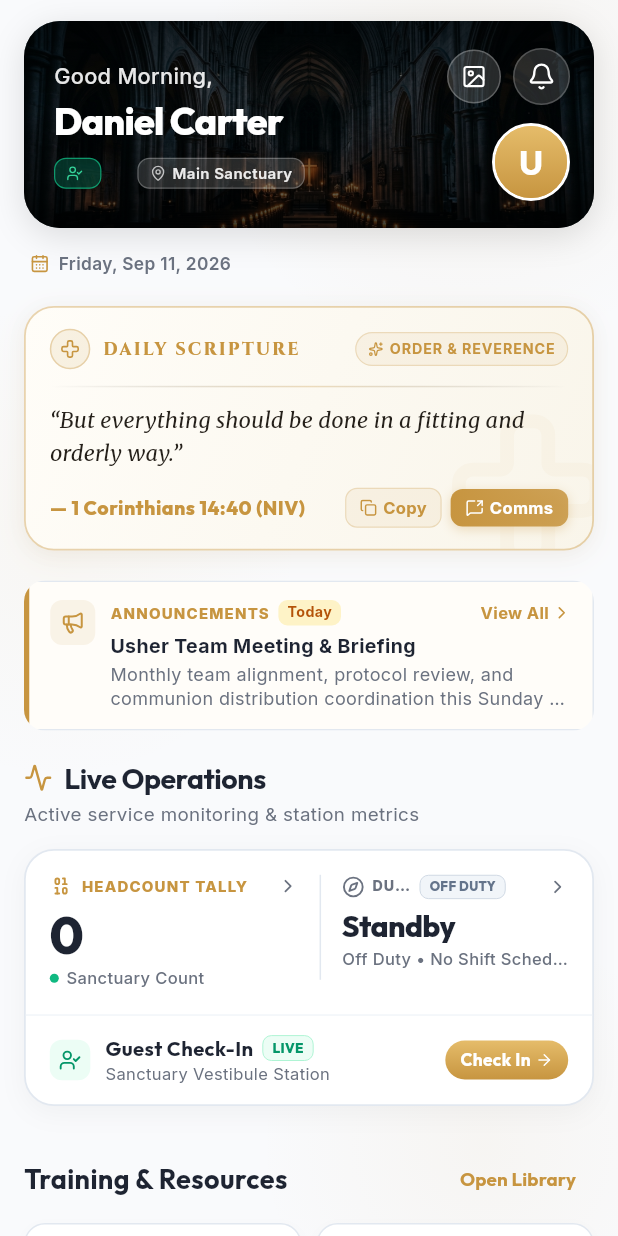
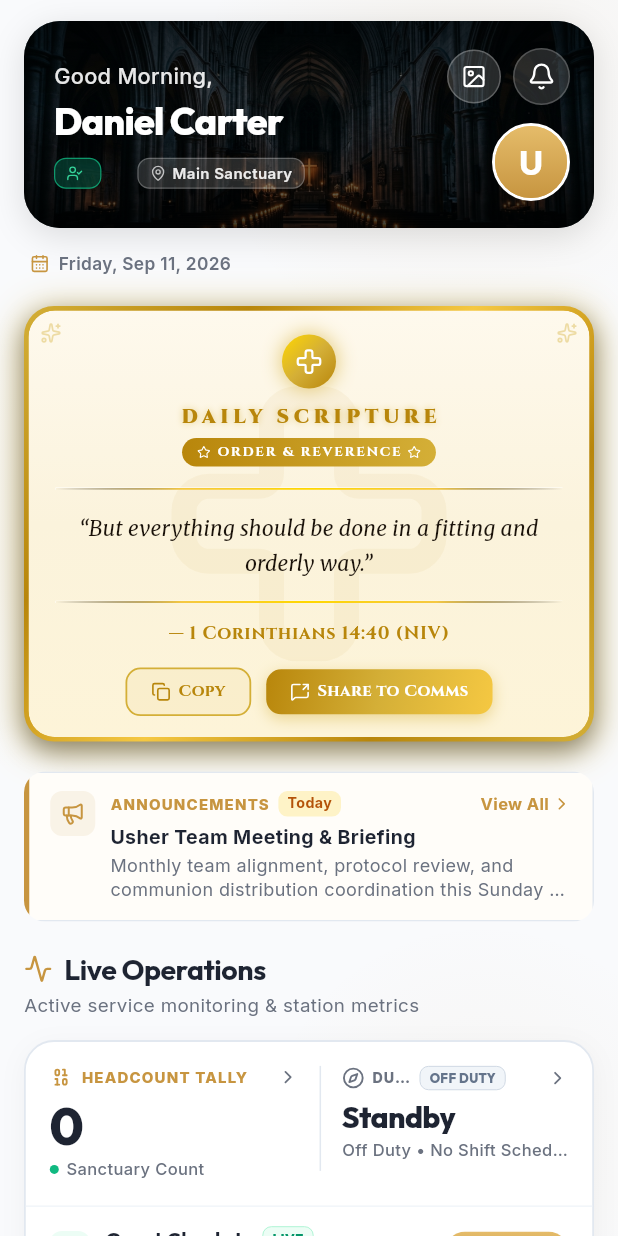
Before and after one commit to rv210/usher_app, a Flutter app: the DashboardView screen opened directly with empty values, on a phone screen of 412 x 824 dp. Run offline on Flutter 3.47's test engine with Material 3 defaults, Android fonts, the phone set to English and light mode, and no system bars; our stand-ins replace cloud_firestore, firebase_auth, firebase_core, firebase_messaging, flutter_dotenv, flutter_local_notifications and 6 more; accounts and stored records are empty.

Commit message:
feat: complete Holy Card daily scripture styling with gold parchment aesthetic and Comms integration

```diff
--- a/lib/views/dashboard_view.dart
+++ b/lib/views/dashboard_view.dart
@@ -15,6 +15,7 @@ import 'attendance_view.dart';
 import 'announcements_view.dart';
 import '../widgets/user_avatar.dart';
 import '../widgets/profile_background_picker.dart';
+import 'comms_view.dart';
 
 class BibleQuote {
   final String reference;
@@ -247,171 +248,253 @@ class _DashboardViewState extends State<DashboardView> {
 
   Widget _buildEditorialScripture(BuildContext context, bool isDark) {
     final quote = usherBibleQuotes[_todayQuoteIndex];
-    final primaryColor = Theme.of(context).primaryColor;
+
+    // Sacred gold palette — independent of app theme
+    const goldDeep    = Color(0xFFB8860B);  // dark goldenrod
+    const goldBright  = Color(0xFFD4AF37);  // classic gold
+    const goldLight   = Color(0xFFFFD700);  // pure gold highlight
+    const goldGlow    = Color(0xFFF5C842);  // warm glow
+    const parchmentDk = Color(0xFF1A1508);  // dark parchment bg
+    const parchmentMd = Color(0xFF231C0A);  // mid dark parchment
+    const parchmentLt = Color(0xFFFBF3DC);  // light parchment
+    const inkDark     = Color(0xFF1A120A);  // dark ink text
 
     return Container(
       margin: const EdgeInsets.symmetric(vertical: 6),
-      decoration: BoxDecoration(
+      // Outer gilded frame
+      decoration: BoxDecoration(
+        borderRadius: BorderRadius.circular(20),
         gradient: LinearGradient(
           begin: Alignment.topLeft,
           end: Alignment.bottomRight,
-          colors: isDark
-              ? [
-                  const Color(0xFF1C1814),
-                  const Color(0xFF12141F),
-                ]
-              : [
-                  const Color(0xFFFFFDF8),
-                  const Color(0xFFF9F5EA),
-                ],
-        ),
-        borderRadius: BorderRadius.circular(20),
-        border: Border.all(
-          color: primaryColor.withValues(alpha: isDark ? 0.35 : 0.40),
-          width: 1.2,
+          colors: [goldBright, goldDeep, goldGlow, goldDeep, goldBright],
+          stops: const [0.0, 0.25, 0.5, 0.75, 1.0],
         ),
         boxShadow: [
           BoxShadow(
-            color: primaryColor.withValues(alpha: isDark ? 0.16 : 0.08),
-            blurRadius: 16,
+            color: goldBright.withValues(alpha: 0.55),
+            blurRadius: 22,
+            spreadRadius: 1,
             offset: const Offset(0, 4),
           ),
           BoxShadow(
-            color: Colors.black.withValues(alpha: isDark ? 0.35 : 0.03),
-            blurRadius: 10,
-            offset: const Offset(0, 2),
-          ),
-        ],
-      ),
+            color: Colors.black.withValues(alpha: 0.40),
+            blurRadius: 14,
+            offset: const Offset(0, 6),
+          ),
+        ],
+      ),
+      child: Padding(
+        // Gilded border thickness
+        padding: const EdgeInsets.all(3),
         child: ClipRRect(
-        borderRadius: BorderRadius.circular(20),
+          borderRadius: BorderRadius.circular(17.5),
+          child: Container(
+            decoration: BoxDecoration(
+              borderRadius: BorderRadius.circular(17.5),
+              gradient: LinearGradient(
+                begin: Alignment.topCenter,
+                end: Alignment.bottomCenter,
+                colors: isDark
+                    ? [parchmentDk, parchmentMd, parchmentDk]
+                    : [const Color(0xFFFEF9ED), parchmentLt, const Color(0xFFFDF4D8)],
+              ),
+            ),
             child: Stack(
               children: [
-            // Holy Cross Watermark Silhouette
+                // Large Sacred Cross Watermark
+                Positioned.fill(
+                  child: IgnorePointer(
+                    child: Opacity(
+                      opacity: isDark ? 0.07 : 0.05,
+                      child: Center(
+                        child: Icon(
+                          LucideIcons.cross,
+                          size: 200,
+                          color: goldDeep,
+                        ),
+                      ),
+                    ),
+                  ),
+                ),
+
+                // Corner accent flourishes (top-left)
                 Positioned(
-              right: -12,
-              bottom: -16,
+                  top: 8,
+                  left: 8,
                   child: IgnorePointer(
                     child: Icon(
-                  LucideIcons.cross,
-                  size: 110,
-                  color: primaryColor.withValues(alpha: isDark ? 0.055 : 0.045),
+                      LucideIcons.sparkles,
+                      size: 14,
+                      color: goldBright.withValues(alpha: isDark ? 0.50 : 0.40),
+                    ),
+                  ),
+                ),
+                // Corner accent flourishes (top-right)
+                Positioned(
+                  top: 8,
+                  right: 8,
+                  child: IgnorePointer(
+                    child: Icon(
+                      LucideIcons.sparkles,
+                      size: 14,
+                      color: goldBright.withValues(alpha: isDark ? 0.50 : 0.40),
                     ),
                   ),
                 ),
 
                 // Card Content
                 Padding(
-              padding: const EdgeInsets.symmetric(horizontal: 16, vertical: 14),
+                  padding: const EdgeInsets.fromLTRB(18, 16, 18, 14),
                   child: Column(
-                crossAxisAlignment: CrossAxisAlignment.start,
-                children: [
-                  // Top Sacred Header
-                  Row(
-                    children: [
+                    crossAxisAlignment: CrossAxisAlignment.center,
+                    children: [
+                      // Sacred Cross Icon Header
                       Container(
-                        padding: const EdgeInsets.all(6),
+                        padding: const EdgeInsets.all(9),
                         decoration: BoxDecoration(
                           shape: BoxShape.circle,
-                          color: primaryColor.withValues(alpha: isDark ? 0.22 : 0.12),
-                          border: Border.all(
-                            color: primaryColor.withValues(alpha: 0.35),
-                            width: 1,
-                          ),
-                        ),
-                        child: Icon(LucideIcons.cross, size: 13, color: primaryColor),
-                      ),
-                      const SizedBox(width: 8),
+                          gradient: const LinearGradient(
+                            colors: [goldLight, goldBright, goldDeep],
+                            begin: Alignment.topLeft,
+                            end: Alignment.bottomRight,
+                          ),
+                          boxShadow: [
+                            BoxShadow(
+                              color: goldBright.withValues(alpha: 0.6),
+                              blurRadius: 10,
+                              spreadRadius: 1,
+                            ),
+                          ],
+                        ),
+                        child: Icon(
+                          LucideIcons.cross,
+                          size: 18,
+                          color: isDark ? parchmentDk : Colors.white,
+                        ),
+                      ),
+
+                      const SizedBox(height: 10),
+
+                      // "DAILY SCRIPTURE" Title
                       Text(
                         "DAILY SCRIPTURE",
                         style: GoogleFonts.cinzel(
-                          fontSize: 11.5,
-                          fontWeight: FontWeight.w800,
-                          letterSpacing: 1.4,
-                          color: primaryColor,
-                        ),
-                      ),
-                      const Spacer(),
+                          fontSize: 13,
+                          fontWeight: FontWeight.w900,
+                          letterSpacing: 3.0,
+                          color: goldDeep,
+                          shadows: [
+                            Shadow(
+                              color: goldBright.withValues(alpha: 0.6),
+                              blurRadius: 6,
+                            ),
+                          ],
+                        ),
+                      ),
+
+                      const SizedBox(height: 4),
+
+                      // Category badge
                       Container(
-                        padding: const EdgeInsets.symmetric(horizontal: 8, vertical: 3.5),
-                        decoration: BoxDecoration(
-                          color: primaryColor.withValues(alpha: isDark ? 0.18 : 0.08),
+                        padding: const EdgeInsets.symmetric(horizontal: 10, vertical: 3),
+                        decoration: BoxDecoration(
                           borderRadius: BorderRadius.circular(20),
-                          border: Border.all(
-                            color: primaryColor.withValues(alpha: 0.25),
-                            width: 0.8,
+                          gradient: const LinearGradient(
+                            colors: [goldDeep, goldBright],
                           ),
                         ),
                         child: Row(
                           mainAxisSize: MainAxisSize.min,
                           children: [
-                            Icon(LucideIcons.sparkles, size: 10, color: primaryColor),
+                            Icon(
+                              LucideIcons.star,
+                              size: 9,
+                              color: isDark ? parchmentDk : Colors.white,
+                            ),
                             const SizedBox(width: 4),
                             Text(
                               quote.category.toUpperCase(),
-                              style: GoogleFonts.inter(
-                                fontSize: 9.5,
+                              style: GoogleFonts.cinzel(
+                                fontSize: 9,
                                 fontWeight: FontWeight.w700,
-                                letterSpacing: 0.6,
-                                color: primaryColor,
-                              ),
-                            ),
-                          ],
-                        ),
-                      ),
-                    ],
-                  ),
-
-                  // Luminous Gilded Filigree Divider
-                  Container(
-                    height: 1,
-                    margin: const EdgeInsets.symmetric(vertical: 11),
-                    decoration: BoxDecoration(
-                      gradient: LinearGradient(
-                        colors: [
-                          Colors.transparent,
-                          primaryColor.withValues(alpha: isDark ? 0.40 : 0.30),
-                          Colors.transparent,
-                        ],
-                      ),
-                    ),
-                  ),
-
-                  // Scripture Verse Text
-                  Text(
-                    "“${quote.text}”",
+                                letterSpacing: 1.2,
+                                color: isDark ? parchmentDk : Colors.white,
+                              ),
+                            ),
+                            const SizedBox(width: 4),
+                            Icon(
+                              LucideIcons.star,
+                              size: 9,
+                              color: isDark ? parchmentDk : Colors.white,
+                            ),
+                          ],
+                        ),
+                      ),
+
+                      const SizedBox(height: 14),
+
+                      // Gilded ornate divider
+                      ShaderMask(
+                        shaderCallback: (bounds) => const LinearGradient(
+                          colors: [Colors.transparent, goldGlow, goldLight, goldGlow, Colors.transparent],
+                        ).createShader(bounds),
+                        child: Container(
+                          height: 1.5,
+                          color: Colors.white,
+                        ),
+                      ),
+
+                      const SizedBox(height: 14),
+
+                      // Scripture Text
+                      Text(
+                        "\u201c${quote.text}\u201d",
+                        textAlign: TextAlign.center,
                         style: GoogleFonts.merriweather(
-                      fontSize: 14.5,
+                          fontSize: 14,
                           fontStyle: FontStyle.italic,
-                      height: 1.55,
+                          height: 1.65,
                           fontWeight: FontWeight.w400,
-                      color: isDark ? const Color(0xFFF3EFE6) : const Color(0xFF25201A),
+                          color: isDark ? const Color(0xFFF5EDD6) : inkDark,
+                        ),
+                      ),
+
+                      const SizedBox(height: 14),
+
+                      // Gilded ornate divider (bottom)
+                      ShaderMask(
+                        shaderCallback: (bounds) => const LinearGradient(
+                          colors: [Colors.transparent, goldGlow, goldLight, goldGlow, Colors.transparent],
+                        ).createShader(bounds),
+                        child: Container(
+                          height: 1.5,
+                          color: Colors.white,
                         ),
                       ),
 
                       const SizedBox(height: 12),
 
-                  // Bottom Reference and Consecration Action Bar
+                      // Reference
+                      Text(
+                        "— ${quote.reference}",
+                        style: GoogleFonts.cinzel(
+                          fontSize: 12,
+                          fontWeight: FontWeight.w700,
+                          letterSpacing: 0.5,
+                          color: goldDeep,
+                        ),
+                      ),
+
+                      const SizedBox(height: 14),
+
+                      // Action Buttons Row
                       Row(
-                    children: [
-                      Expanded(
-                        child: Text(
-                          "— ${quote.reference}",
-                          style: GoogleFonts.outfit(
-                            fontSize: 13,
-                            fontWeight: FontWeight.w800,
-                            letterSpacing: 0.3,
-                            color: primaryColor,
-                          ),
-                          maxLines: 1,
-                          overflow: TextOverflow.ellipsis,
-                        ),
-                      ),
-                      const SizedBox(width: 8),
-
+                        mainAxisAlignment: MainAxisAlignment.center,
+                        children: [
                           // Copy Button
                           InkWell(
-                        borderRadius: BorderRadius.circular(8),
+                            borderRadius: BorderRadius.circular(10),
                             onTap: () {
                               HapticFeedback.lightImpact();
                               Clipboard.setData(ClipboardData(text: "\"${quote.text}\" — ${quote.reference}"));
@@ -421,7 +504,7 @@ class _DashboardViewState extends State<DashboardView> {
                                     children: [
                                       Icon(LucideIcons.checkCheck, color: Color(0xFF10B981), size: 18),
                                       SizedBox(width: 8),
-                                  Text("Daily Scripture copied to clipboard!"),
+                                      Text("Scripture copied to clipboard!"),
                                     ],
                                   ),
                                   backgroundColor: isDark ? const Color(0xFF1E293B) : const Color(0xFF0F172A),
@@ -432,37 +515,35 @@ class _DashboardViewState extends State<DashboardView> {
                               );
                             },
                             child: Container(
-                          padding: const EdgeInsets.symmetric(horizontal: 9, vertical: 4.5),
-                          decoration: BoxDecoration(
-                            color: primaryColor.withValues(alpha: isDark ? 0.15 : 0.08),
-                            borderRadius: BorderRadius.circular(8),
-                            border: Border.all(
-                              color: primaryColor.withValues(alpha: 0.25),
-                              width: 0.8,
-                            ),
+                              padding: const EdgeInsets.symmetric(horizontal: 16, vertical: 7),
+                              decoration: BoxDecoration(
+                                borderRadius: BorderRadius.circular(10),
+                                border: Border.all(color: goldBright, width: 1.2),
+                                color: goldBright.withValues(alpha: isDark ? 0.12 : 0.08),
                               ),
                               child: Row(
                                 mainAxisSize: MainAxisSize.min,
                                 children: [
-                              Icon(LucideIcons.copy, size: 11.5, color: primaryColor),
-                              const SizedBox(width: 4),
+                                  Icon(LucideIcons.copy, size: 13, color: goldDeep),
+                                  const SizedBox(width: 5),
                                   Text(
                                     "Copy",
-                                style: GoogleFonts.inter(
+                                    style: GoogleFonts.cinzel(
                                       fontSize: 11,
                                       fontWeight: FontWeight.w700,
-                                  color: primaryColor,
-                                ),
-                              ),
-                            ],
-                          ),
-                        ),
-                      ),
-                      const SizedBox(width: 6),
+                                      color: goldDeep,
+                                    ),
+                                  ),
+                                ],
+                              ),
+                            ),
+                          ),
+
+                          const SizedBox(width: 10),
 
                           // Share to Comms Button
                           InkWell(
-                        borderRadius: BorderRadius.circular(8),
+                            borderRadius: BorderRadius.circular(10),
                             onTap: () async {
                               HapticFeedback.mediumImpact();
                               final commsText = "✝️ [DAILY SCRIPTURE • ${quote.category.toUpperCase()}]\n\"${quote.text}\"\n— ${quote.reference}";
@@ -475,46 +556,51 @@ class _DashboardViewState extends State<DashboardView> {
                               }
                             },
                             child: Container(
-                          padding: const EdgeInsets.symmetric(horizontal: 10, vertical: 4.5),
-                          decoration: BoxDecoration(
-                            gradient: LinearGradient(
-                              colors: [
-                                primaryColor,
-                                primaryColor.withValues(alpha: 0.85),
-                              ],
-                            ),
-                            borderRadius: BorderRadius.circular(8),
+                              padding: const EdgeInsets.symmetric(horizontal: 16, vertical: 7),
+                              decoration: BoxDecoration(
+                                borderRadius: BorderRadius.circular(10),
+                                gradient: const LinearGradient(
+                                  colors: [goldDeep, goldBright, goldGlow],
+                                  begin: Alignment.topLeft,
+                                  end: Alignment.bottomRight,
+                                ),
                                 boxShadow: [
                                   BoxShadow(
-                                color: primaryColor.withValues(alpha: 0.3),
-                                blurRadius: 6,
-                                offset: const Offset(0, 2),
+                                    color: goldBright.withValues(alpha: 0.45),
+                                    blurRadius: 8,
+                                    offset: const Offset(0, 3),
                                   ),
                                 ],
                               ),
                               child: Row(
                                 mainAxisSize: MainAxisSize.min,
                                 children: [
-                              const Icon(LucideIcons.messageSquareShare, size: 12, color: Colors.white),
-                              const SizedBox(width: 4),
-                              Text(
-                                "Comms",
-                                style: GoogleFonts.inter(
+                                  Icon(
+                                    LucideIcons.messageSquareShare,
+                                    size: 13,
+                                    color: isDark ? parchmentDk : Colors.white,
+                                  ),
+                                  const SizedBox(width: 5),
+                                  Text(
+                                    "Share to Comms",
+                                    style: GoogleFonts.cinzel(
                                       fontSize: 11,
                                       fontWeight: FontWeight.w700,
-                                  color: Colors.white,
-                                ),
-                              ),
-                            ],
-                          ),
-                        ),
-                      ),
-                    ],
-                  ),
-                ],
-              ),
-            ),
-          ],
+                                      color: isDark ? parchmentDk : Colors.white,
+                                    ),
+                                  ),
+                                ],
+                              ),
+                            ),
+                          ),
+                        ],
+                      ),
+                    ],
+                  ),
+                ),
+              ],
+            ),
+          ),
         ),
       ),
     );
```
Lines whose indentation alone changed are shown as unchanged.
